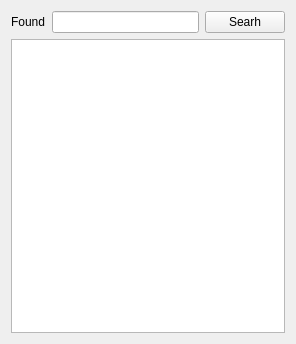
weinkym/src_miao, file zweixin/zcontactlistwidget.ui: the form before one commit.
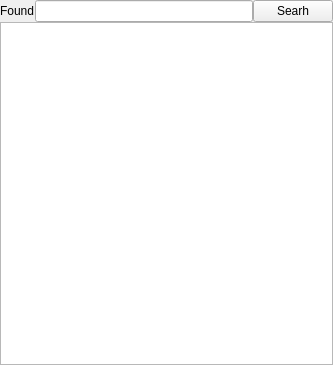
The form after the commit.

What changed in the file:
```diff
--- a/zweixin/zcontactlistwidget.ui
+++ b/zweixin/zcontactlistwidget.ui
@@ -6,16 +6,34 @@
    <rect>
     <x>0</x>
     <y>0</y>
-    <width>296</width>
-    <height>344</height>
+    <width>333</width>
+    <height>365</height>
    </rect>
   </property>
   <property name="windowTitle">
    <string>Form</string>
   </property>
-  <layout class="QVBoxLayout" name="verticalLayout">
+  <layout class="QVBoxLayout" name="verticalLayout" stretch="0,0">
+   <property name="spacing">
+    <number>0</number>
+   </property>
+   <property name="leftMargin">
+    <number>0</number>
+   </property>
+   <property name="topMargin">
+    <number>0</number>
+   </property>
+   <property name="rightMargin">
+    <number>0</number>
+   </property>
+   <property name="bottomMargin">
+    <number>0</number>
+   </property>
    <item>
     <layout class="QHBoxLayout" name="horizontalLayout">
+     <property name="spacing">
+      <number>0</number>
+     </property>
      <item>
       <widget class="QLabel" name="label">
        <property name="text">
```
